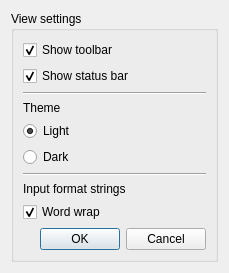
This is settingsdialog.ui in Gricana/SimpleTextEditor as Qt 5 draws it before an edit. The edited form follows.
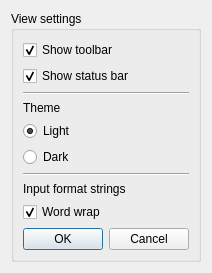
This is the edited form.

Commit message: changed button type to translate

```diff
--- a/settingsdialog.ui
+++ b/settingsdialog.ui
@@ -6,8 +6,8 @@
    <rect>
     <x>0</x>
     <y>0</y>
-    <width>229</width>
-    <height>245</height>
+    <width>196</width>
+    <height>247</height>
    </rect>
   </property>
   <property name="windowTitle">
@@ -108,23 +108,22 @@
        </widget>
       </item>
       <item>
-       <widget class="QDialogButtonBox" name="buttonBox">
-        <property name="layoutDirection">
-         <enum>Qt::LeftToRight</enum>
-        </property>
-        <property name="autoFillBackground">
-         <bool>false</bool>
-        </property>
-        <property name="orientation">
-         <enum>Qt::Horizontal</enum>
-        </property>
-        <property name="standardButtons">
-         <set>QDialogButtonBox::Cancel|QDialogButtonBox::Ok</set>
-        </property>
-        <property name="centerButtons">
-         <bool>false</bool>
-        </property>
-       </widget>
+       <layout class="QHBoxLayout" name="horizontalLayout">
+        <item>
+         <widget class="QPushButton" name="pushButton_2">
+          <property name="text">
+           <string>OK</string>
+          </property>
+         </widget>
+        </item>
+        <item>
+         <widget class="QPushButton" name="pushButton">
+          <property name="text">
+           <string>Cancel</string>
+          </property>
+         </widget>
+        </item>
+       </layout>
       </item>
      </layout>
     </widget>
```
Left out of the diff: 24 changed lines with no effect on the pictures. The commit also changes 2 other files.
